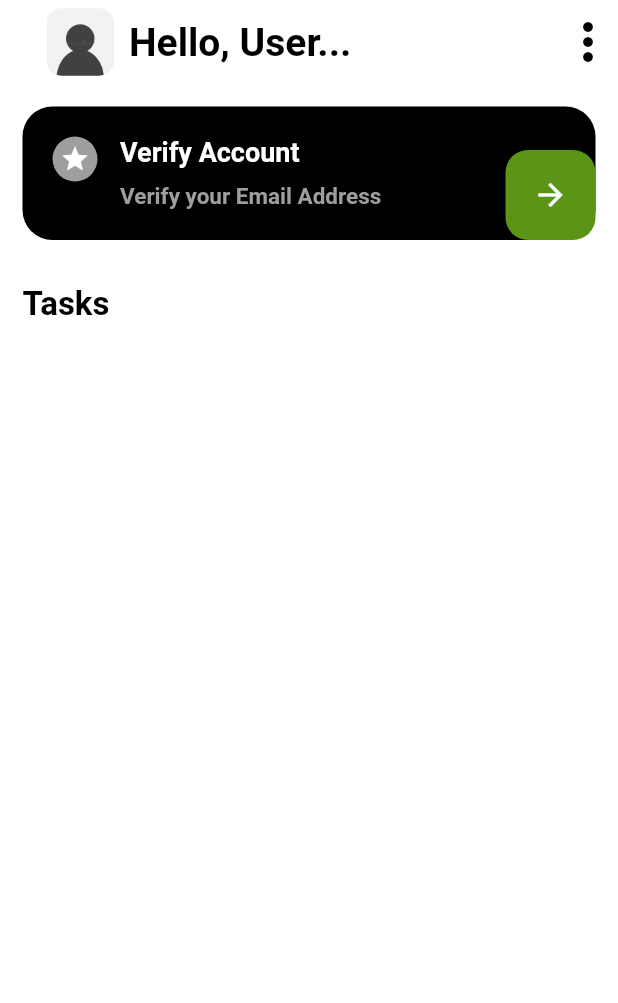
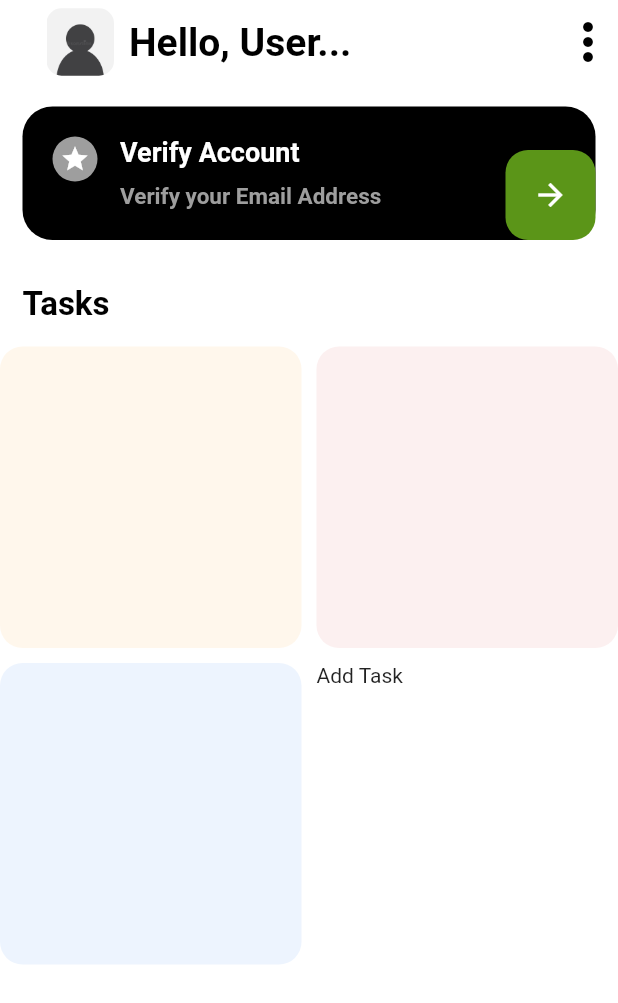
Before and after one commit to Dporres20/task_managment_app, a Flutter app: the screen it shows after launch, on a phone screen of 412 x 824 dp. Shown: the top 1003 px of the screen. Run offline on Flutter 3.47's test engine with Material 2 defaults, Android fonts, the phone set to English and light mode, and no system bars.

Commit message:
Began to add the seprate hard  coded task

```diff
--- /dev/null
+++ b/lib/models/task.dart
@@ -0,0 +1,54 @@
+import 'package:flutter/material.dart';
+import 'package:my_app/constants/colors.dart';
+
+class Task {
+  IconData? iconData;
+  String? title;
+  Color? bgColor;
+  Color? iconColor;
+  Color? btColor;
+  num? left;
+  num? done;
+  bool isLast;
+  Task(
+      {this.iconData,
+      this.title,
+      this.bgColor,
+      this.iconColor,
+      this.btColor,
+      this.left,
+      this.done,
+      this.isLast = false});
+  static List<Task> generatedTasks() {
+    return [
+      Task(
+        iconData: Icons.person_rounded,
+        title: "Personal",
+        bgColor: kYellowLight,
+        iconColor: kYellowDark,
+        btColor: kYellow,
+        left: 3,
+        done: 1,
+      ),
+      Task(
+        iconData: Icons.work,
+        title: "Work",
+        bgColor: kRedLight,
+        iconColor: kRedDark,
+        btColor: kRed,
+        left: 0,
+        done: 0,
+      ),
+      Task(
+        iconData: Icons.spa,
+        title: "Health",
+        bgColor: kBlueLight,
+        iconColor: kBlueDark,
+        btColor: kBlue,
+        left: 0,
+        done: 0,
+      ),
+      Task(isLast: true),
+    ];
+  }
+}
--- a/lib/screens/home/widgets/store.dart
+++ b/lib/screens/home/widgets/store.dart
@@ -0,0 +1 @@
+// WIll be the store front for the store in my application
--- a/lib/screens/home/widgets/tasks.dart
+++ b/lib/screens/home/widgets/tasks.dart
@@ -1,9 +1,31 @@
 import 'package:flutter/widgets.dart';
 import 'package:flutter/material.dart';
+import 'package:my_app/models/task.dart';
 
 class Tasks extends StatelessWidget {
+  final taskList = Task.generatedTasks();
   @override
   Widget build(BuildContext context) {
-    return Container();
+    return Container(
+      child: GridView.builder(
+          itemCount: taskList.length,
+          gridDelegate: const SliverGridDelegateWithFixedCrossAxisCount(
+              crossAxisCount: 2, crossAxisSpacing: 10, mainAxisSpacing: 10),
+          itemBuilder: (context, index) => taskList[index].isLast
+              ? _buildAddTask()
+              : _buildTask(context, taskList[index])),
+    );
   }
 }
+
+Widget _buildAddTask() {
+  return const Text("Add Task");
+}
+
+Widget _buildTask(BuildContext, Task task) {
+  return Container(
+    padding: const EdgeInsets.all(15),
+    decoration: BoxDecoration(
+        color: task.bgColor, borderRadius: BorderRadius.circular(15)),
+  );
+}
```
